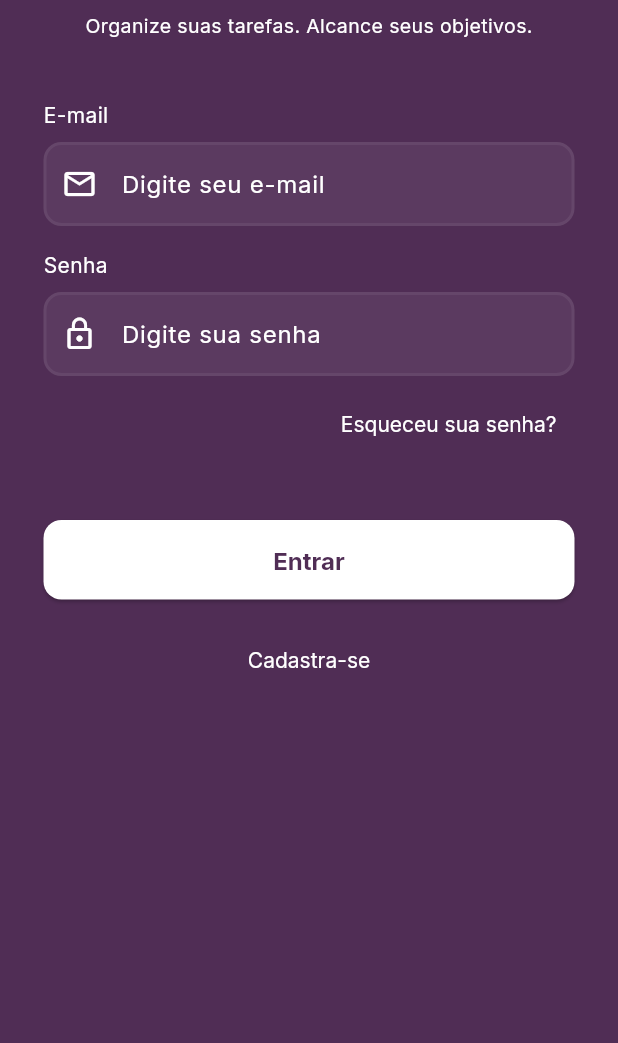
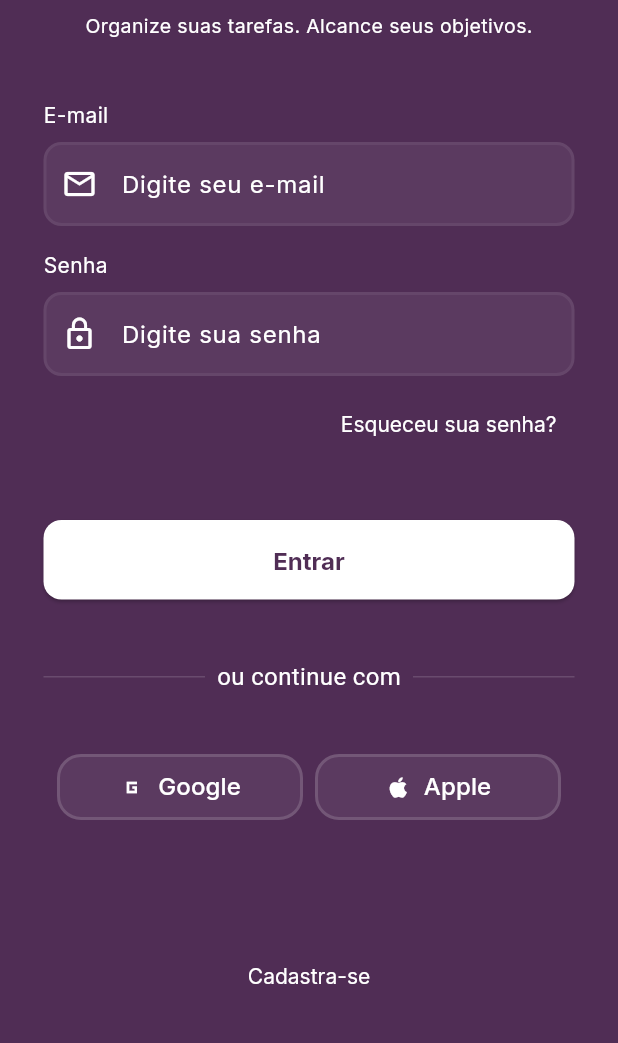
Before and after one commit to PedroHenriqueFrancozo/Tasky, a Flutter app: the screen it shows after launch, on a phone screen of 412 x 824 dp, the part 122-1165 px from its top. Run offline on Flutter 3.47's test engine with Material 3 defaults, Android fonts, the light colour scheme and no system bars.

Commit message:
feat: create reusable social login button component

```diff
--- a/lib/Screens/Login/loging_screen.dart
+++ b/lib/Screens/Login/loging_screen.dart
@@ -4,6 +4,7 @@ import 'package:tasky_flutter/theme/app_text_styles.dart';
 import 'package:tasky_flutter/widgets/app_text_field.dart';
 import 'package:tasky_flutter/widgets/app_button.dart';
 import 'package:tasky_flutter/widgets/app_header.dart';
+import 'package:tasky_flutter/widgets/app_social_button.dart';
 
 class LoginScreen extends StatelessWidget {
   const LoginScreen({super.key});
@@ -69,7 +70,57 @@ class LoginScreen extends StatelessWidget {
                 ),
               ),
 
-              const SizedBox(height: 16,),
+              const SizedBox(height: 40,),
+
+              SizedBox(
+                width: 354,
+                child: Row(
+                  mainAxisAlignment: MainAxisAlignment.center,
+                  children: [
+                    Expanded(child: const Divider(
+                      color: AppColors.divider,
+                      thickness: 1,
+                    )),
+                    const SizedBox(width: 8,),
+                    Text('ou continue com',
+                    style: TextStyle(
+                        fontSize: 16,
+                        color: AppColors.white,
+                      ),
+                    ),
+                    const SizedBox(width: 8,),
+                    Expanded(child: const Divider(
+                      color: AppColors.divider,
+                      thickness: 1,
+                    )),
+                  ],
+                ),
+              ),
+
+              const SizedBox(height: 40,),
+
+              SizedBox(
+                width: 344,
+                child: Row(
+                  mainAxisAlignment: MainAxisAlignment.center,
+                  children: [
+                    AppSocialButton(
+                      icon: Icons.g_mobiledata_sharp,
+                      text: 'Google',
+                      onPressed: (){}),
+
+                    const SizedBox(width: 8,),
+
+                    AppSocialButton(
+                      icon: Icons.apple,
+                      text: 'Apple',
+                      onPressed: (){}),
+                  ],
+                ),
+              ),
+
+
+              const SizedBox(height: 80,),
 
               TextButton(
               onPressed: () {},
@@ -79,6 +130,7 @@ class LoginScreen extends StatelessWidget {
               ),
 
               child: Text('Cadastra-se')),
+
             ],
           ) ,
         ),
--- a/lib/theme/app_colors.dart
+++ b/lib/theme/app_colors.dart
@@ -10,4 +10,6 @@ class AppColors {
 
   static const Color focusBorder = Color(0x50FFFFFF);
 
+  static const Color divider = Color(0x25FFFFFF);
+
 }
--- a/lib/theme/app_text_styles.dart
+++ b/lib/theme/app_text_styles.dart
@@ -28,4 +28,9 @@ class AppTextStyles {
     fontWeight: FontWeight.bold,
   );
 
+  static const TextStyle socialButton = TextStyle(
+    fontFamily: 'Inter',
+    fontSize: 16,
+  );
+
 }
--- a/lib/widgets/app_button.dart
+++ b/lib/widgets/app_button.dart
@@ -28,7 +28,7 @@ class AppButton extends StatelessWidget {
         ),
           fixedSize: Size(344, 53),
 
-          textStyle: AppTextStyles.buttonText
+          textStyle: AppTextStyles.buttonText,
         ),
       ),
     );
--- /dev/null
+++ b/lib/widgets/app_social_button.dart
@@ -0,0 +1,51 @@
+import 'package:flutter/material.dart';
+import 'package:tasky_flutter/theme/app_colors.dart';
+import 'package:tasky_flutter/theme/app_text_styles.dart';
+
+class AppSocialButton extends StatelessWidget{
+    final String text;
+    final VoidCallback onPressed;
+    final IconData icon;
+
+    const AppSocialButton({
+        super.key,
+
+        required this.icon,
+        required this.text,
+        required this.onPressed,
+    });
+
+@override
+  Widget build(BuildContext context) {
+    return SizedBox(
+      width: 164,
+      height: 44,
+        child: ElevatedButton(
+          onPressed: onPressed,
+          style: ElevatedButton.styleFrom(
+            backgroundColor: AppColors.inputBackground,
+            foregroundColor: AppColors.white,
+            elevation: 0,
+            shape: RoundedRectangleBorder(
+              borderRadius: BorderRadius.circular(16),
+              side: BorderSide(
+                color: AppColors.divider,
+                width: 2,
+              ),
+            ),
+          ),
+
+          child: Row(
+            mainAxisAlignment: MainAxisAlignment.center,
+            children: [
+              Icon(icon),
+              SizedBox(width: 8,),
+              Text(text,
+                style: AppTextStyles.socialButton,
+              ),
+            ],
+          ),
+        )
+    );
+  }
+}
```
